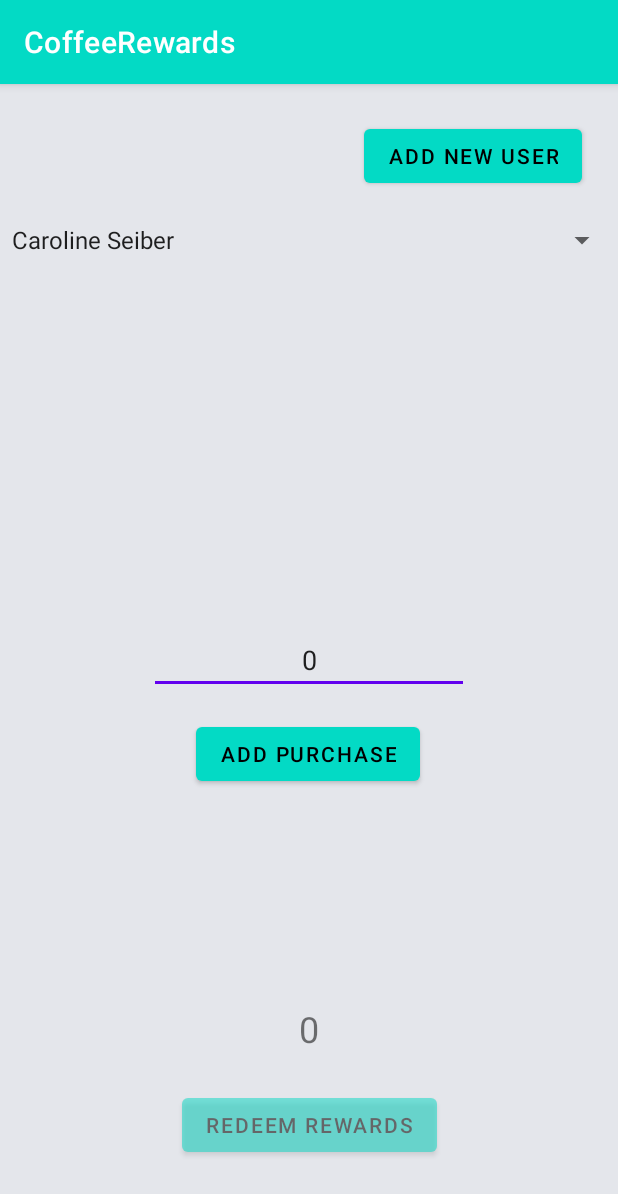
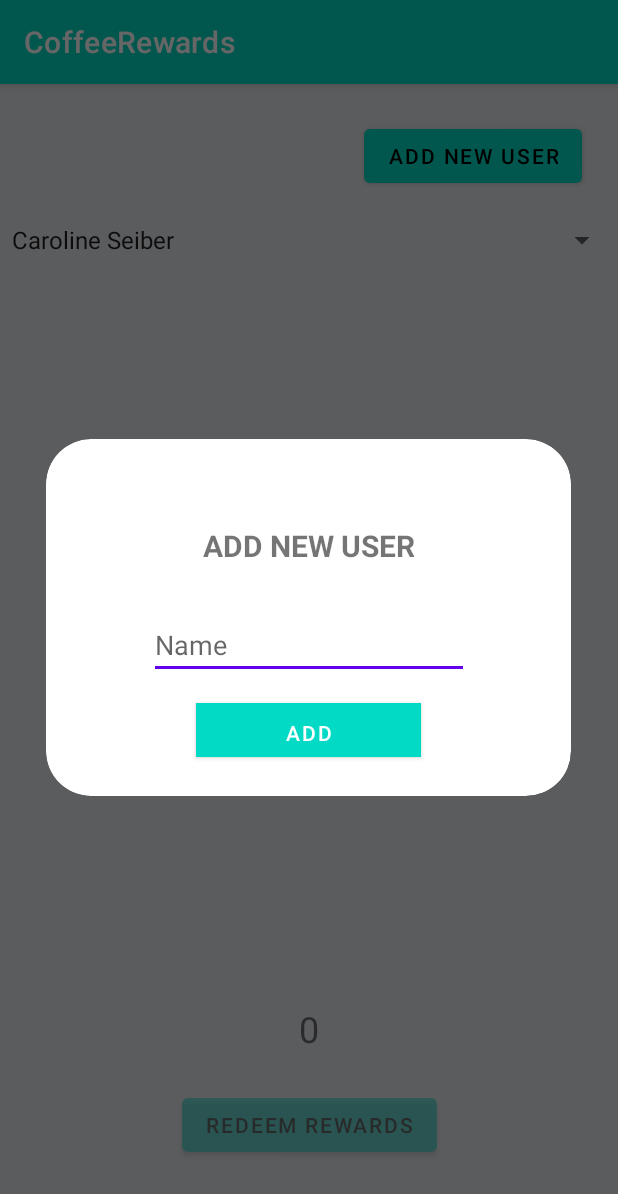
Before and after one commit to Caseiber/CoffeeRewards, an Android app: the screen it shows after launch (MainActivity), after a tap on "ADD NEW USER", on a phone screen of 412 x 824 dp. Shown: the top 1194 px of the screen. Run offline under Robolectric (Android 15) with nearby library versions, the phone set to English and light mode, and no system bars; libraries missing offline, so code that uses them is left out: java.util.

Commit message:
working on new user functionality

```diff
--- a/app/src/main/java/com/example/coffeerewards/MainActivity.kt
+++ b/app/src/main/java/com/example/coffeerewards/MainActivity.kt
@@ -1,10 +1,11 @@
 package com.example.coffeerewards
 
-import AddUserDialog
+import NewUserDialog
 import android.os.Bundle
 import android.view.View
 import android.widget.*
 import androidx.appcompat.app.AppCompatActivity
+import androidx.fragment.app.DialogFragment
 import kotlin.math.abs
 
 // TODO: Make these values user-settable
@@ -16,13 +17,16 @@ const val pointsPerDollar : Int = 5
 
 class MainActivity : AppCompatActivity(), AdapterView.OnItemSelectedListener {
     // Declare all the component variables
-    lateinit var textPurchaseAmount: EditText
-    lateinit var textRedeemablePoints: TextView
-    lateinit var buttonAddPurchase: Button
-    lateinit var buttonRedeemPoints: Button
-    lateinit var buttonAddUser: Button
-    lateinit var spinnerSelectUser: Spinner
-    lateinit var currentUser: User
+    private lateinit var textPurchaseAmount: EditText
+    private lateinit var textRedeemablePoints: TextView
+    private lateinit var buttonAddPurchase: Button
+    private lateinit var buttonRedeemPoints: Button
+    private lateinit var buttonAddUser: Button
+
+    private  lateinit var spinnerSelectUser: Spinner
+    private lateinit var currentUser: User
+
+    private var userDialog : DialogFragment = NewUserDialog()
 
     // For now, manually entering users
     // TODO: Load this data in from DB
@@ -55,7 +59,7 @@ class MainActivity : AppCompatActivity(), AdapterView.OnItemSelectedListener {
     // Set up the user spinner, automatically choosing the first user in the list
     private fun initializeSpinner(listOfUsers: MutableList<User>) {
         spinnerSelectUser = findViewById(R.id.spinner_select_user)
-        spinnerSelectUser.setOnItemSelectedListener(this)
+        spinnerSelectUser.onItemSelectedListener = this
 
         // Create an ArrayAdapter using a simple spinner layout and languages array
         val arrAdapter = ArrayAdapter(this, android.R.layout.simple_spinner_item, listOfUsers)
@@ -65,7 +69,7 @@ class MainActivity : AppCompatActivity(), AdapterView.OnItemSelectedListener {
 
         // Set Adapter to Spinner
         spinnerSelectUser.setSelection(0)
-        spinnerSelectUser.setAdapter(arrAdapter)
+        spinnerSelectUser.adapter = arrAdapter
     }
 
     // Set all the components to their views
@@ -91,7 +95,7 @@ class MainActivity : AppCompatActivity(), AdapterView.OnItemSelectedListener {
         currentUser = spinnerSelectUser.selectedItem as User
 
         val userPoints = currentUser.getPoints()
-        textRedeemablePoints.setText(userPoints.toString())
+        textRedeemablePoints.text = userPoints.toString()
 
         checkRedeemablePoints(userPoints)
     }
@@ -99,9 +103,9 @@ class MainActivity : AppCompatActivity(), AdapterView.OnItemSelectedListener {
     // When the Add Purchase button is clicked, get the value of the purchase amount
     // and add the appropriate points to the redeemable points
     private val addPurchaseListener = View.OnClickListener { view ->
-        when (view.getId()) {
+        when (view.id) {
             R.id.button_add_purchase -> {
-                val purchaseAmount: CharSequence = textPurchaseAmount.getText()
+                val purchaseAmount: CharSequence = textPurchaseAmount.text
                 val purchasedValue: Int = purchaseAmount.toString().toInt()
 
                 if (purchasedValue > 0) {
@@ -115,7 +119,7 @@ class MainActivity : AppCompatActivity(), AdapterView.OnItemSelectedListener {
     // When the 'Redeem Rewards' button is pressed, remove the proper amount of points from the
     // redeemable points
     private val redeemPointsListener = View.OnClickListener { view ->
-        when (view.getId()) {
+        when (view.id) {
             R.id.button_redeem -> {
                 if (buttonRedeemPoints.isClickable) {
                     updateRedeemablePoints(-1 * redeemablePoints)
@@ -126,27 +130,28 @@ class MainActivity : AppCompatActivity(), AdapterView.OnItemSelectedListener {
 
     // When the Add User button is clicked, open a new page to add a new user
     private val addUserListener = View.OnClickListener { view ->
-        when (view.getId()) {
+        when (view.id) {
             R.id.button_add_user -> {
-                AddUserDialog().show(supportFragmentManager, "AddUserFragment")
-            // I have no clue how to do this yet
-                listOfUsers.add(User("New User"))
+                userDialog = NewUserDialog()
+                userDialog.show(supportFragmentManager, "AddUserFragment")
             }
         }
     }
+
+
 
     // Update the amount of redeemable points available
     private fun updateRedeemablePoints(points: Int) {
         // Only update the redeemable points if there is an actual change
         if (abs(points) > 0) {
             // Get the current amount of points already held by the user
-            val currentPointsValue: CharSequence = textRedeemablePoints.getText()
+            val currentPointsValue: CharSequence = textRedeemablePoints.text
             val currentPoints: Int = currentPointsValue.toString().toInt()
 
             // Update the point value
             val totalPoints = currentPoints + points
             currentUser.setPoints(totalPoints)
-            textRedeemablePoints.setText(currentUser.getPoints().toString())
+            textRedeemablePoints.text = currentUser.getPoints().toString()
 
             checkRedeemablePoints(totalPoints)
         }
@@ -162,15 +167,19 @@ class MainActivity : AppCompatActivity(), AdapterView.OnItemSelectedListener {
         }
     }
 
+    private fun addNewUser(name: String) {
+        listOfUsers.add(User(name))
+    }
+
     // Disables the 'Redeem Rewards' button if not enough points are available
     private fun View.disable() {
-        setAlpha(.5f);
-        setClickable(false);
+        alpha = .5f
+        isClickable = false
     }
 
     // Enables the 'Redeem Rewards' button if enough points are available
     private fun View.enable() {
-        setAlpha(1f);
-        setClickable(true);
+        alpha = 1f
+        isClickable = true
     }
 }
--- a/app/src/main/java/com/example/coffeerewards/NewUserDialog.kt
+++ b/app/src/main/java/com/example/coffeerewards/NewUserDialog.kt
@@ -1,16 +1,24 @@
-import android.app.DialogFragment
-import android.app.FragmentManager
 import android.os.Bundle
 import android.view.LayoutInflater
 import android.view.View
 import android.view.ViewGroup
+import android.widget.Button
+import android.widget.EditText
+import androidx.fragment.app.DialogFragment
 import com.example.coffeerewards.R
 
-class AddUserDialog: DialogFragment() {
+class NewUserDialog: DialogFragment() {
+    lateinit var textUserName : EditText
+    private lateinit var buttonSubmitAddUser: Button
 
     override fun onCreateView(inflater: LayoutInflater, container: ViewGroup?, savedInstanceState: Bundle?): View? {
-        getDialog()!!.window?.setBackgroundDrawableResource(R.drawable.round_corner);
-        return inflater.inflate(R.layout.add_user_dialog, container, false)
+        dialog!!.window?.setBackgroundDrawableResource(R.drawable.round_corner)
+        val view = inflater.inflate(R.layout.add_user_dialog, container, false)
+        textUserName = view.findViewById(R.id.text_add_user_name)
+        buttonSubmitAddUser = view.findViewById(R.id.btn_submit_add_user)
+        buttonSubmitAddUser.setOnClickListener(submitAddUserListener)
+
+        return view
     }
 
     override fun onStart() {
@@ -19,4 +27,29 @@ class AddUserDialog: DialogFragment() {
         dialog!!.window?.setLayout(width, ViewGroup.LayoutParams.WRAP_CONTENT)
     }
 
+    // When the 'Add' button is pressed in the add user dialog, dismiss the dialog and add the user to the list
+    private val submitAddUserListener = View.OnClickListener { view ->
+        when (view.id) {
+            R.id.btn_submit_add_user -> {
+                // Close the dialog
+                this.dismiss()
+
+                // Get the value in the name field and add a new User to the list
+                val userName: CharSequence = textUserName.text
+                val userNameString : String = userName.toString()
+
+                // In the future, adding the using will be much more complicated, so I am
+                // abstracting it to a function
+//                addNewUser(userNameString)
+            }
+        }
+    }
+
+    fun getText(): String {
+        return textUserName.text.toString()
+    }
+
+    fun setText() {
+
+    }
 }
--- a/app/src/main/java/com/example/coffeerewards/User.kt
+++ b/app/src/main/java/com/example/coffeerewards/User.kt
@@ -26,7 +26,7 @@ class User (
       points = _points
    }
 
-   fun getName(): String {
+   private fun getName(): String {
       return name
    }
 }
--- a/app/src/main/java/com/example/coffeerewards/numberTextWatcher.kt
+++ b/app/src/main/java/com/example/coffeerewards/numberTextWatcher.kt
@@ -11,7 +11,7 @@ class NumberTextWatcher(editText: EditText) : TextWatcher {
     override fun afterTextChanged(s: Editable) {
         et.removeTextChangedListener(this)
         //After all the text editing, if there is a string to validate - format it
-        if (s != null && !s.toString().isEmpty()) {
+        if (!s.toString().isEmpty()) {
             try {
                 //Take the input string and remove all formatting characters
                 val v: String = s.toString()
--- a/app/src/main/res/layout/add_user_dialog.xml
+++ b/app/src/main/res/layout/add_user_dialog.xml
@@ -23,13 +23,12 @@
             android:layout_marginTop="30dp"
             android:ems="10"
             android:hint="Name"
-            android:inputType="textEmailAddress"
             app:layout_constraintEnd_toEndOf="parent"
             app:layout_constraintTop_toBottomOf="@+id/add_user_title"
             app:layout_constraintStart_toStartOf="parent"/>
 
     <Button
-            android:id="@+id/btn_add_user"
+            android:id="@+id/btn_submit_add_user"
             android:layout_width="150dp"
             android:layout_height="36dp"
             android:layout_marginStart="16dp"
```
Also changed, not shown: app/build.gradle (+4 -7 lines), app/src/main/java/com/example/coffeerewards/UserSpinner.kt (deleted, +0 -28 lines).
